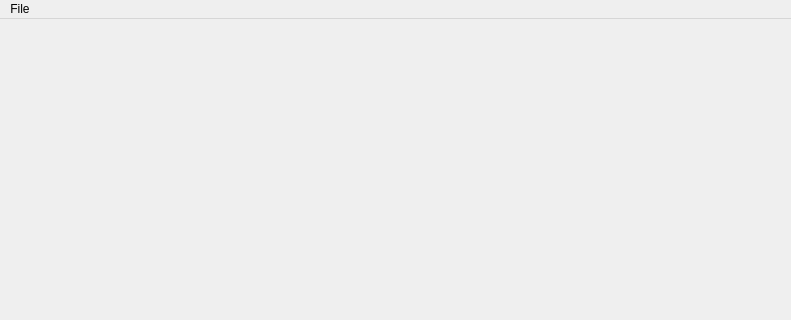
This is ui/mainwindow.ui in acristoffers/SimplePlayer as Qt 5 draws it before an edit; both pictures show x 0 to 791 and y 0 to 320 of the 791 by 504 pixel window. The edited form follows.
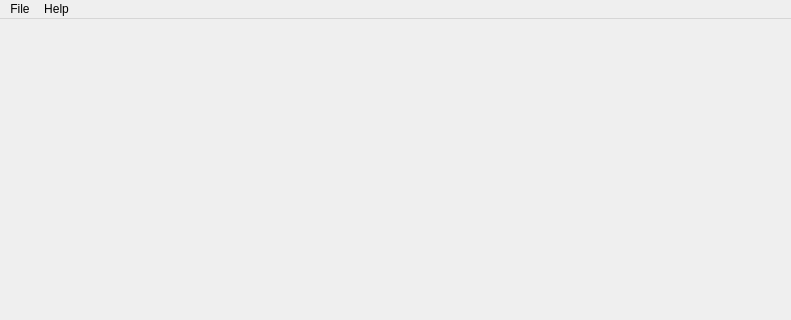
This is the edited form.

What changed in the file:
```diff
--- a/ui/mainwindow.ui
+++ b/ui/mainwindow.ui
@@ -32,7 +32,15 @@
     <addaction name="separator"/>
     <addaction name="actionQuit"/>
    </widget>
+   <widget class="QMenu" name="menuHelp">
+    <property name="title">
+     <string>Help</string>
+    </property>
+    <addaction name="actionAbout"/>
+    <addaction name="actionAbout_Qt"/>
+   </widget>
    <addaction name="menuFile"/>
+   <addaction name="menuHelp"/>
   </widget>
   <action name="actionQuit">
    <property name="text">
```
Left out of the diff: 10 changed lines with no effect on the pictures.
